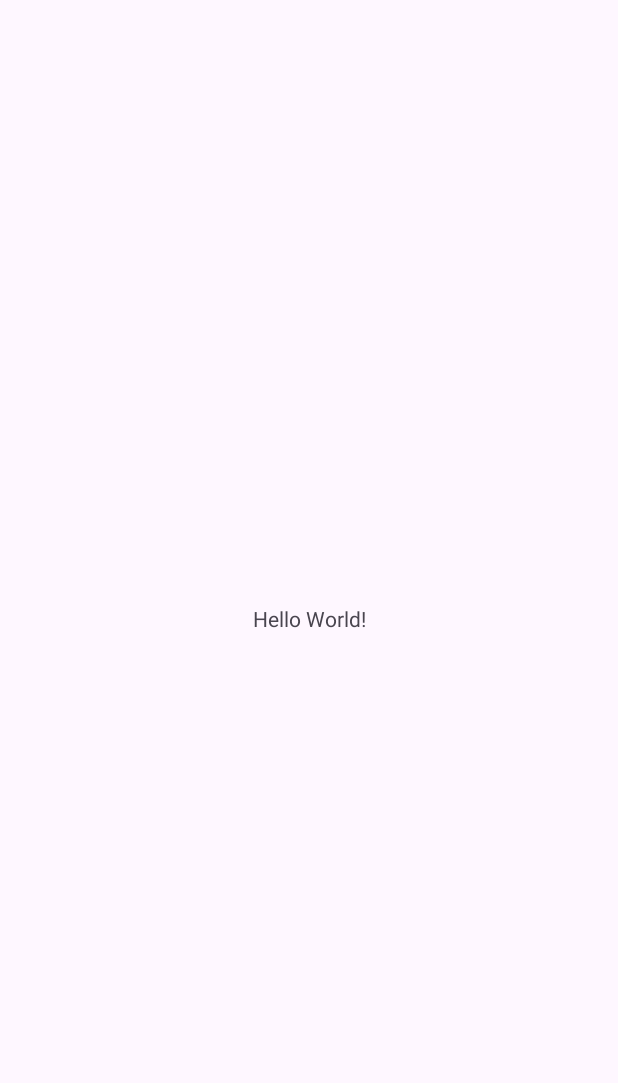
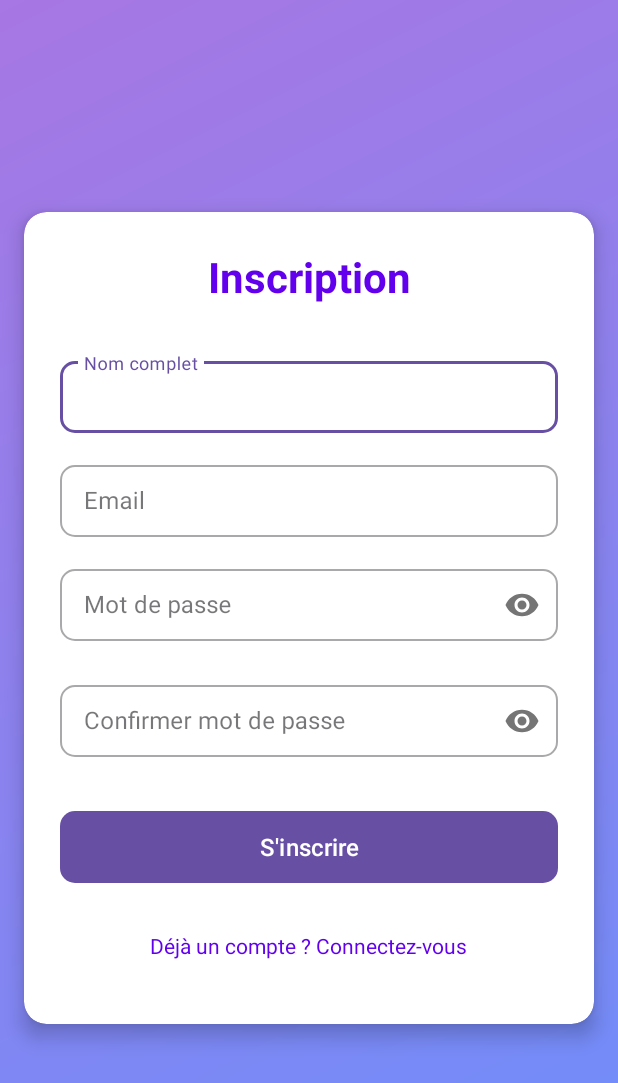
Before and after one commit to wendkuni90/MonProjetAuth, an Android app: the screen it shows after launch (MainActivity before the commit, InscriptionActivity after it), on a phone screen of 412 x 824 dp. Before the commit the part shown is almost empty. Shown: the top 1083 px of the screen. Run offline under Robolectric (Android 15) with nearby library versions, the phone set to English and light mode, and no system bars.

Commit message:
Connexion et Inscription sur mobile opérationnelle

```diff
--- a/frontend/app/build.gradle.kts
+++ b/frontend/app/build.gradle.kts
@@ -40,4 +40,8 @@ dependencies {
     testImplementation(libs.junit)
     androidTestImplementation(libs.ext.junit)
     androidTestImplementation(libs.espresso.core)
+
+    implementation("com.squareup.retrofit2:retrofit:2.9.0")
+    implementation("com.squareup.retrofit2:converter-gson:2.9.0")
+    implementation("com.squareup.okhttp3:logging-interceptor:5.0.0-alpha.2")
 }
--- /dev/null
+++ b/frontend/app/src/main/java/com/elieltech/authenticator/activities/InscriptionActivity.java
@@ -0,0 +1,104 @@
+package com.elieltech.authenticator.activities;
+
+import android.content.Intent;
+import android.os.Bundle;
+import android.view.View;
+import android.widget.Button;
+import android.widget.EditText;
+import android.widget.TextView;
+import android.widget.Toast;
+import com.elieltech.authenticator.R;
+import androidx.activity.EdgeToEdge;
+import androidx.appcompat.app.AppCompatActivity;
+import androidx.core.graphics.Insets;
+import androidx.core.view.ViewCompat;
+import androidx.core.view.WindowInsetsCompat;
+import com.elieltech.authenticator.api.ApiService;
+import com.elieltech.authenticator.api.RetrofitClient;
+import com.elieltech.authenticator.models.RegisterRequest;
+import com.elieltech.authenticator.models.RegisterResponse;
+
+import retrofit2.Call;
+import retrofit2.Callback;
+import retrofit2.Response;
+import com.elieltech.authenticator.R;
+
+public class InscriptionActivity extends AppCompatActivity{
+
+    private EditText username, email, password, confirmPassword;
+    private Button btnInscrire;
+    private TextView tvLogin;
+
+    @Override
+    protected void onCreate(Bundle savedInstanceState) {
+        super.onCreate(savedInstanceState);
+        EdgeToEdge.enable(this);
+        setContentView(R.layout.activity_inscription);
+        ViewCompat.setOnApplyWindowInsetsListener(findViewById(R.id.inscription), (v, insets) -> {
+            Insets systemBars = insets.getInsets(WindowInsetsCompat.Type.systemBars());
+            v.setPadding(systemBars.left, systemBars.top, systemBars.right, systemBars.bottom);
+            return insets;
+        });
+
+        // Liaison avec le XML
+        username = findViewById(R.id.username);
+        email = findViewById(R.id.email);
+        password = findViewById(R.id.password);
+        confirmPassword = findViewById(R.id.confirm_password);
+        btnInscrire = findViewById(R.id.btn_inscrire);
+        tvLogin = findViewById(R.id.tv_login);
+
+        // Action du bouton S'inscrire
+        btnInscrire.setOnClickListener(v -> {
+            if (!password.getText().toString().equals(confirmPassword.getText().toString())) {
+                Toast.makeText(this, "Les mots de passe ne correspondent pas", Toast.LENGTH_SHORT).show();
+                return;
+            }
+
+            String user = username.getText().toString();
+            String mail = email.getText().toString().trim();
+            String pass = password.getText().toString();
+
+            if (user.isEmpty() || mail.isEmpty() || pass.isEmpty()) {
+                Toast.makeText(InscriptionActivity.this, "Tous les champs sont requis", Toast.LENGTH_SHORT).show();
+            } else {
+                // Ici on va appeler l'API
+                Toast.makeText(InscriptionActivity.this, "Inscription en cours...", Toast.LENGTH_SHORT).show();
+
+                RegisterRequest request = new RegisterRequest(
+                        username.getText().toString(),
+                        email.getText().toString(),
+                        password.getText().toString()
+                );
+
+                ApiService apiService = RetrofitClient.getInstance().getApi();
+                Call<RegisterResponse> call = apiService.registerUser(request);
+                call.enqueue(new Callback<RegisterResponse>() {
+                    @Override
+                    public void onResponse(Call<RegisterResponse> call, Response<RegisterResponse> response) {
+                        if (response.isSuccessful()) {
+                            Toast.makeText(InscriptionActivity.this, "Inscription réussie", Toast.LENGTH_SHORT).show();
+                            // Naviguer vers l'écran de connexion
+                            startActivity(new Intent(InscriptionActivity.this, ConnexionActivity.class));
+                            finish();
+                        } else {
+                            Toast.makeText(InscriptionActivity.this, "Erreur : " + response.code(), Toast.LENGTH_SHORT).show();
+                        }
+                    }
+
+                    @Override
+                    public void onFailure(Call<RegisterResponse> call, Throwable t) {
+                        Toast.makeText(InscriptionActivity.this, "Erreur réseau", Toast.LENGTH_SHORT).show();
+                    }
+                });
+            }
+        });
+
+        // Redirection vers l'écran de connexion
+        tvLogin.setOnClickListener(v -> {
+            startActivity(new Intent(InscriptionActivity.this, ConnexionActivity.class));
+            finish();
+        });
+    }
+
+}
--- a/frontend/app/src/main/java/com/elieltech/authenticator/MainActivity.java
+++ b/frontend/app/src/main/java/com/elieltech/authenticator/activities/MainActivity.java
@@ -1,4 +1,4 @@
-package com.elieltech.authenticator;
+package com.elieltech.authenticator.activities;
 
 import android.os.Bundle;
 
@@ -7,6 +7,7 @@ import androidx.appcompat.app.AppCompatActivity;
 import androidx.core.graphics.Insets;
 import androidx.core.view.ViewCompat;
 import androidx.core.view.WindowInsetsCompat;
+import com.elieltech.authenticator.R;
 
 public class MainActivity extends AppCompatActivity {
 
--- /dev/null
+++ b/frontend/app/src/main/java/com/elieltech/authenticator/api/ApiService.java
@@ -0,0 +1,18 @@
+package com.elieltech.authenticator.api;
+
+import com.elieltech.authenticator.models.RegisterRequest;
+import com.elieltech.authenticator.models.RegisterResponse;
+
+import com.elieltech.authenticator.models.LoginRequest;
+import com.elieltech.authenticator.models.LoginResponse;
+
+import retrofit2.Call;
+import retrofit2.http.Body;
+import retrofit2.http.POST;
+public interface ApiService {
+    @POST("api/register/")
+    public Call<RegisterResponse> registerUser(@Body RegisterRequest request);
+
+    @POST("api/login/")
+    public Call<LoginResponse> loginUser(@Body LoginRequest request);
+}
--- /dev/null
+++ b/frontend/app/src/main/java/com/elieltech/authenticator/utils/SharedPrefManager.java
@@ -0,0 +1,4 @@
+package com.elieltech.authenticator.utils;
+
+public class SharedPrefManager {
+}
--- /dev/null
+++ b/frontend/app/src/main/res/drawable/inscription_background.xml
@@ -0,0 +1,7 @@
+<?xml version="1.0" encoding="utf-8"?>
+<shape xmlns:android="http://schemas.android.com/apk/res/android">
+    <gradient
+        android:startColor="#6e8efb"
+        android:endColor="#a777e3"
+        android:angle="135"/>
+</shape>
--- /dev/null
+++ b/frontend/app/src/main/res/layout/activity_inscription.xml
@@ -0,0 +1,219 @@
+<?xml version="1.0" encoding="utf-8"?>
+<LinearLayout xmlns:android="http://schemas.android.com/apk/res/android"
+    xmlns:app="http://schemas.android.com/apk/res-auto"
+    xmlns:tools="http://schemas.android.com/tools"
+    android:id="@+id/inscription"
+    android:layout_width="match_parent"
+    android:layout_height="match_parent"
+    android:orientation="vertical"
+    android:gravity="center"
+    android:padding="16dp"
+    android:background="@drawable/inscription_background">
+
+    <androidx.cardview.widget.CardView
+        android:layout_width="match_parent"
+        android:layout_height="wrap_content"
+        android:layout_margin="16dp"
+        app:cardCornerRadius="15dp"
+        app:cardElevation="8dp">
+
+        <LinearLayout
+            android:layout_width="match_parent"
+            android:layout_height="wrap_content"
+            android:orientation="vertical"
+            android:padding="24dp">
+
+            <TextView
+                android:layout_width="match_parent"
+                android:layout_height="wrap_content"
+                android:text="Inscription"
+                android:textSize="28sp"
+                android:textStyle="bold"
+                android:textColor="@color/design_default_color_primary"
+                android:gravity="center"
+                android:layout_marginBottom="32dp" />
+
+            <com.google.android.material.textfield.TextInputLayout
+                android:layout_width="match_parent"
+                android:layout_height="wrap_content"
+                android:layout_marginBottom="16dp"
+                style="@style/Widget.MaterialComponents.TextInputLayout.OutlinedBox"
+                app:boxCornerRadiusBottomEnd="10dp"
+                app:boxCornerRadiusBottomStart="10dp"
+                app:boxCornerRadiusTopEnd="10dp"
+                app:boxCornerRadiusTopStart="10dp">
+
+                <EditText
+                    android:id="@+id/username"
+                    android:layout_width="match_parent"
+                    android:layout_height="48dp"
+                    android:padding="12dp"
+                    android:hint="Nom complet"
+                    android:drawablePadding="8dp"
+                    android:background="@null" />
+            </com.google.android.material.textfield.TextInputLayout>
+
+            <com.google.android.material.textfield.TextInputLayout
+                android:layout_width="match_parent"
+                android:layout_height="wrap_content"
+                android:layout_marginBottom="16dp"
+                style="@style/Widget.MaterialComponents.TextInputLayout.OutlinedBox"
+                app:boxCornerRadiusBottomEnd="10dp"
+                app:boxCornerRadiusBottomStart="10dp"
+                app:boxCornerRadiusTopEnd="10dp"
+                app:boxCornerRadiusTopStart="10dp">
+
+                <EditText
+                    android:id="@+id/email"
+                    android:layout_width="match_parent"
+                    android:layout_height="48dp"
+                    android:padding="12dp"
+                    android:hint="Email"
+                    android:inputType="textEmailAddress"
+                    android:drawablePadding="8dp"
+                    android:background="@null" />
+            </com.google.android.material.textfield.TextInputLayout>
+
+            <com.google.android.material.textfield.TextInputLayout
+                android:layout_width="match_parent"
+                android:layout_height="wrap_content"
+                android:layout_marginBottom="24dp"
+                style="@style/Widget.MaterialComponents.TextInputLayout.OutlinedBox"
+                app:passwordToggleEnabled="true"
+                app:boxCornerRadiusBottomEnd="10dp"
+                app:boxCornerRadiusBottomStart="10dp"
+                app:boxCornerRadiusTopEnd="10dp"
+                app:boxCornerRadiusTopStart="10dp">
+
+                <EditText
+                    android:id="@+id/password"
+                    android:layout_width="match_parent"
+                    android:layout_height="48dp"
+                    android:padding="12dp"
+                    android:hint="Mot de passe"
+                    android:inputType="textPassword"
+                    android:drawablePadding="8dp"
+                    android:background="@null" />
+            </com.google.android.material.textfield.TextInputLayout>
+
+            <com.google.android.material.textfield.TextInputLayout
+                android:layout_width="match_parent"
+                android:layout_height="wrap_content"
+                android:layout_marginBottom="24dp"
+                style="@style/Widget.MaterialComponents.TextInputLayout.OutlinedBox"
+                app:passwordToggleEnabled="true"
+                app:boxCornerRadiusBottomEnd="10dp"
+                app:boxCornerRadiusBottomStart="10dp"
+                app:boxCornerRadiusTopEnd="10dp"
+                app:boxCornerRadiusTopStart="10dp">
+
+                <EditText
+                    android:id="@+id/confirm_password"
+                    android:layout_width="match_parent"
+                    android:layout_height="48dp"
+                    android:padding="12dp"
+                    android:hint="Confirmer mot de passe"
+                    android:inputType="textPassword"
+                    android:drawablePadding="8dp"
+                    android:background="@null" />
+            </com.google.android.material.textfield.TextInputLayout>
+
+
+            <com.google.android.material.button.MaterialButton
+                android:id="@+id/btn_inscrire"
+                android:layout_width="match_parent"
+                android:layout_height="56dp"
+                android:text="S'inscrire"
+                android:textSize="16sp"
+                android:textAllCaps="false"
+                app:cornerRadius="10dp"
+                android:layout_marginTop="8dp" />
+
+            <TextView
+                android:id="@+id/tv_login"
+                android:layout_width="wrap_content"
+                android:layout_height="50dp"
+                android:layout_gravity="center"
+                android:padding="12dp"
+                android:text="Déjà un compte ? Connectez-vous"
+                android:textColor="@color/design_default_color_primary"
+                android:layout_marginTop="16dp"
+                android:clickable="true"
+                android:focusable="true"/>
+        </LinearLayout>
+    </androidx.cardview.widget.CardView>
+</LinearLayout>
+
+<!--
+<?xml version="1.0" encoding="utf-8"?>
+<LinearLayout xmlns:android="http://schemas.android.com/apk/res/android"
+    xmlns:app="http://schemas.android.com/apk/res-auto"
+    xmlns:tools="http://schemas.android.com/tools"
+    android:id="@+id/inscription"
+    android:layout_width="match_parent"
+    android:layout_height="match_parent"
+    android:orientation="vertical"
+    android:gravity="center">
+
+    <TextView
+        android:layout_width="wrap_content"
+        android:layout_height="wrap_content"
+        android:text="Inscription"
+        android:textSize="24sp"
+        android:textStyle="bold"
+        android:gravity="center"
+        android:layout_marginBottom="20dp" />
+
+    <EditText
+        android:id="@+id/username"
+        android:layout_width="match_parent"
+        android:layout_height="48dp"
+        android:layout_marginLeft="40dp"
+        android:layout_marginRight="40dp"
+        android:layout_marginBottom="10dp"
+        android:padding="12dp"
+        android:hint="Nom d'utilisateur" />
+
+    <EditText
+        android:id="@+id/email"
+        android:layout_width="match_parent"
+        android:layout_height="48dp"
+        android:layout_marginLeft="40dp"
+        android:layout_marginRight="40dp"
+        android:layout_marginBottom="10dp"
+        android:padding="12dp"
+        android:hint="Email"
+        android:inputType="textEmailAddress" />
+
+    <EditText
+        android:id="@+id/password"
+        android:layout_width="match_parent"
+        android:layout_height="48dp"
+        android:layout_marginLeft="40dp"
+        android:layout_marginRight="40dp"
+        android:layout_marginBottom="10dp"
+        android:padding="12dp"
+        android:hint="Mot de passe"
+        android:inputType="textPassword" />
+
+    <Button
+        android:id="@+id/btn_inscrire"
+        android:layout_width="match_parent"
+        android:layout_height="wrap_content"
+        android:layout_marginLeft="40dp"
+        android:layout_marginRight="40dp"
+        android:text="S'inscrire"
+        android:layout_marginTop="20dp" />
+
+    <TextView
+        android:id="@+id/tv_login"
+        android:layout_width="wrap_content"
+        android:layout_height="48dp"
+        android:padding="10dp"
+        android:text="Déjà un compte ? Connectez-vous"
+        android:textColor="@android:color/holo_blue_dark"
+        android:layout_marginTop="20dp"
+        android:clickable="true"
+        android:focusable="true"/>
+
+</LinearLayout>-->
--- a/frontend/app/src/main/res/layout/activity_main.xml
+++ b/frontend/app/src/main/res/layout/activity_main.xml
@@ -5,7 +5,7 @@
     android:id="@+id/main"
     android:layout_width="match_parent"
     android:layout_height="match_parent"
-    tools:context=".MainActivity">
+    tools:context=".activities.MainActivity">
 
     <TextView
         android:layout_width="wrap_content"
--- /dev/null
+++ b/frontend/app/src/main/res/xml/network_security_config.xml
@@ -0,0 +1,6 @@
+<?xml version="1.0" encoding="utf-8"?>
+<network-security-config>
+    <domain-config cleartextTrafficPermitted="true">
+        <domain includeSubdomains="true">192.168.11.108</domain>
+    </domain-config>
+</network-security-config>
--- a/frontend/gradle/libs.versions.toml
+++ b/frontend/gradle/libs.versions.toml
@@ -5,7 +5,7 @@ junitVersion = "1.2.1"
 espressoCore = "3.6.1"
 appcompat = "1.7.0"
 material = "1.12.0"
-activity = "1.10.1"
+activity = "1.8.0"
 constraintlayout = "2.2.1"
 
 [libraries]
```
Also changed, not shown: frontend/app/src/main/AndroidManifest.xml (+13 -2 lines), frontend/app/src/main/java/com/elieltech/authenticator/activities/ConnexionActivity.java (added, +113 -0 lines), frontend/app/src/main/java/com/elieltech/authenticator/api/RetrofitClient.java (added, +28 -0 lines), frontend/app/src/main/java/com/elieltech/authenticator/models/LoginRequest.java (added, +11 -0 lines), frontend/app/src/main/java/com/elieltech/authenticator/models/LoginResponse.java (added, +14 -0 lines), frontend/app/src/main/java/com/elieltech/authenticator/models/RegisterRequest.java (added, +13 -0 lines), frontend/app/src/main/java/com/elieltech/authenticator/models/RegisterResponse.java (added, +9 -0 lines), frontend/app/src/main/res/layout/activity_connexion.xml (added, +83 -0 lines).
